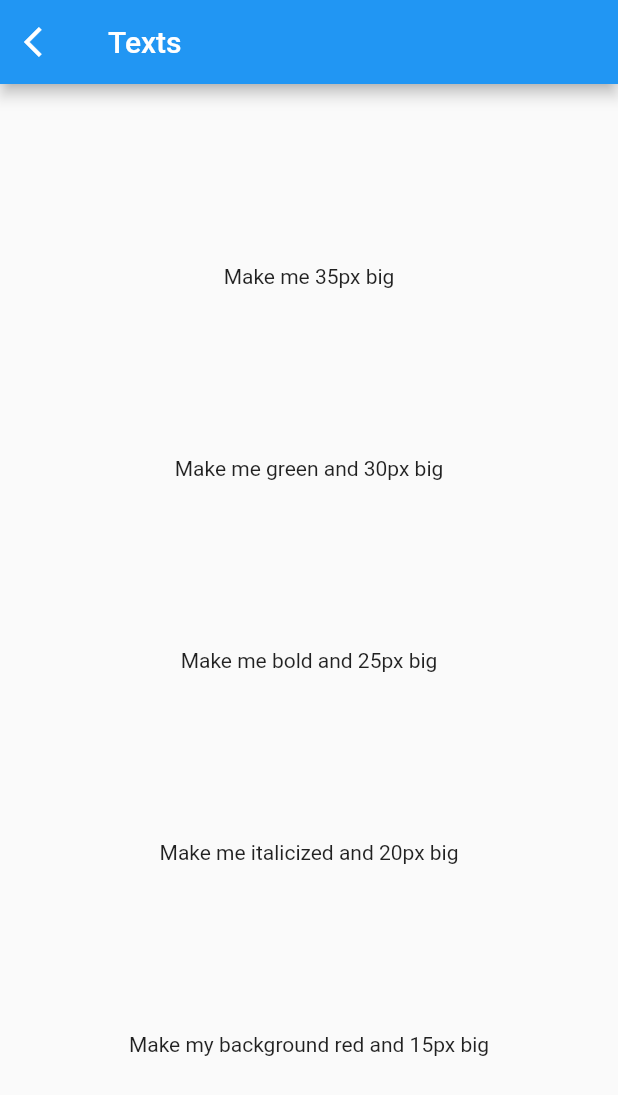
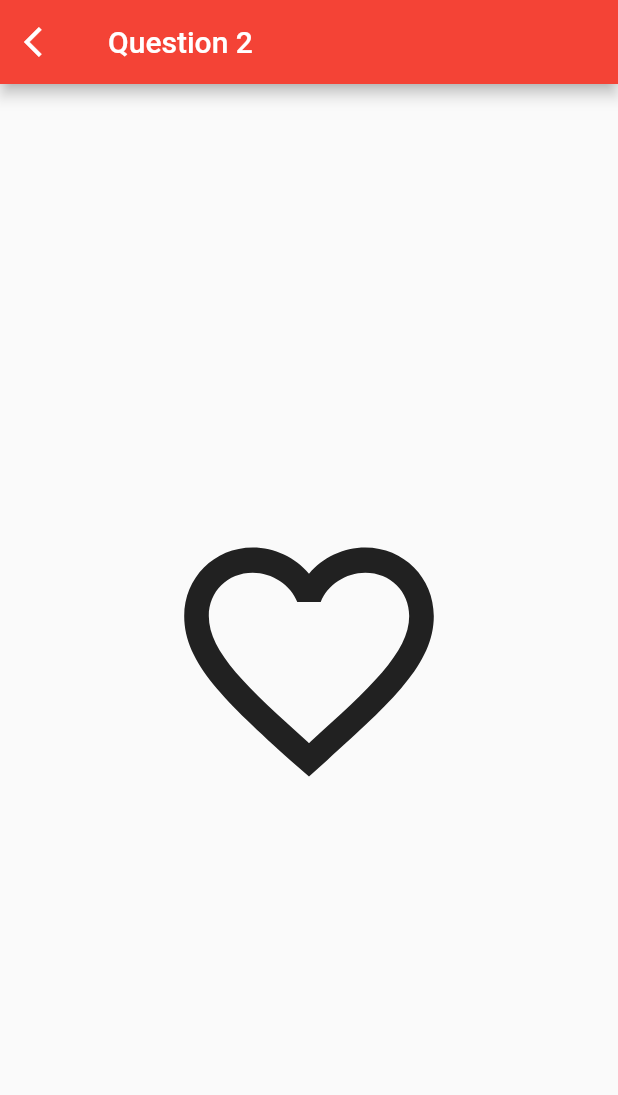
Before and after one commit to bry02g/hw2_stateful_widgets, a Flutter app: the screen it shows after launch, after a tap on "Question 2", on a phone screen of 412 x 824 dp. Shown: the top 1095 px of the screen. Run offline on Flutter 3.47's test engine with Material 2 defaults, Android fonts, the phone set to English and light mode, and no system bars.

Commit message:
added question2

```diff
--- a/lib/main.dart
+++ b/lib/main.dart
@@ -11,7 +11,6 @@ void main() {
 }
 
 class MyApp extends StatelessWidget {
-  // This widget is the root of your application.
   @override
   Widget build(BuildContext context) {
     return MaterialApp(home: Scaffold(body: MainPage()));
--- a/lib/questions/question1.dart
+++ b/lib/questions/question1.dart
@@ -7,7 +7,6 @@ class Question1 extends StatefulWidget {
 
 class _Question1State extends State<Question1> {
 
-  bool _setGreen = false;
 
   @override
   Widget build(BuildContext context) {
--- a/lib/questions/question2.dart
+++ b/lib/questions/question2.dart
@@ -1,12 +1,18 @@
 import 'package:flutter/material.dart';
 
-class Question2 extends StatelessWidget {
-  // This widget is the root of your application.
+class Question2 extends StatefulWidget {
+  @override
+  _Question2State createState() => _Question2State();
+}
+
+class _Question2State extends State<Question2> {
+
   @override
   Widget build(BuildContext context) {
     return MaterialApp(
         home: Scaffold(
       appBar: AppBar(
+        backgroundColor: Colors.red,
         leading: IconButton(
           icon: Icon(
             Icons.arrow_back_ios,
@@ -16,32 +22,22 @@ class Question2 extends StatelessWidget {
             Navigator.pop(context);
           },
         ),
-            title: Text('Texts'),
+        title: Text('Question 2'),
       ),
       body: Center(
-            child: Padding(
-              padding: const EdgeInsets.all(8.0),
-              child: Column(
-                  mainAxisAlignment: MainAxisAlignment.spaceEvenly,
-                  children: <Widget>[
-                    Text(
-                      'Make me 35px big',
+        child: IconButton(
+          iconSize: 200,
+
+          // WILL NEED TO MODIFY THIS LINE
+          icon: Icon(
+            Icons.favorite_border,
           ),
-                    Text(
-                      'Make me green and 30px big',
+
+          onPressed: () {
+            // ADD YOUR CODE HERE
+          },
         ),
-                    Text(
-                      'Make me bold and 25px big',
       ),
-                    Text(
-                      'Make me italicized and 20px big',
-                    ),
-                    Text(
-                      'Make my background red and 15px big',
-                    )
-                  ]),
-            ),
-          )),
-    );
+    ));
   }
 }
```
Also changed, not shown: 2 other files. Lines whose indentation alone changed are shown as unchanged.
